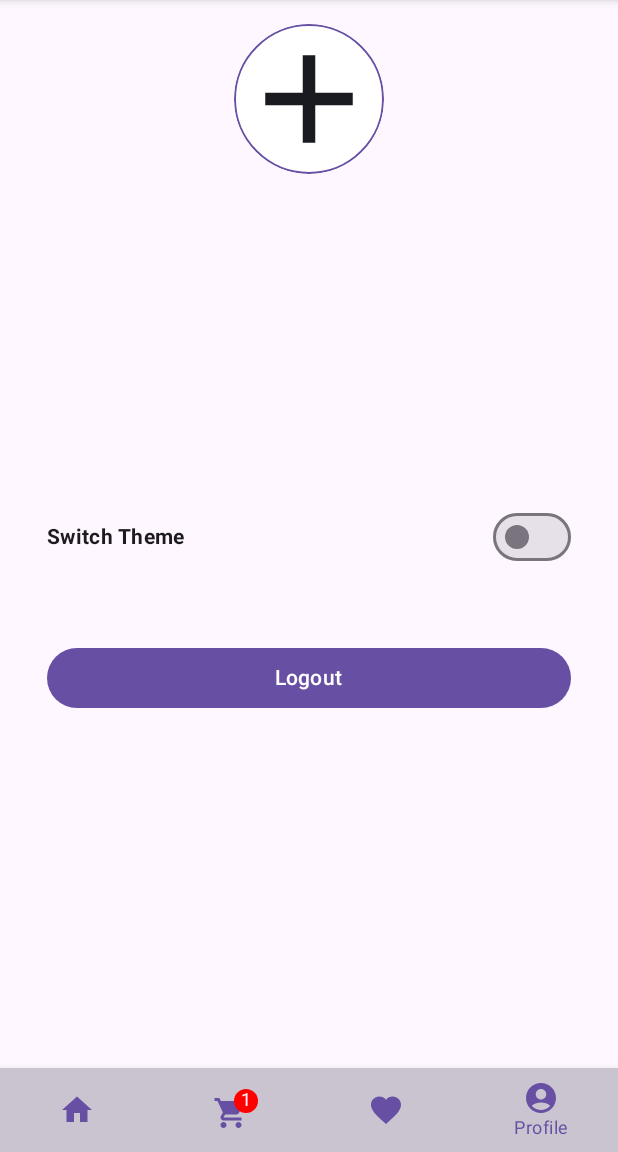
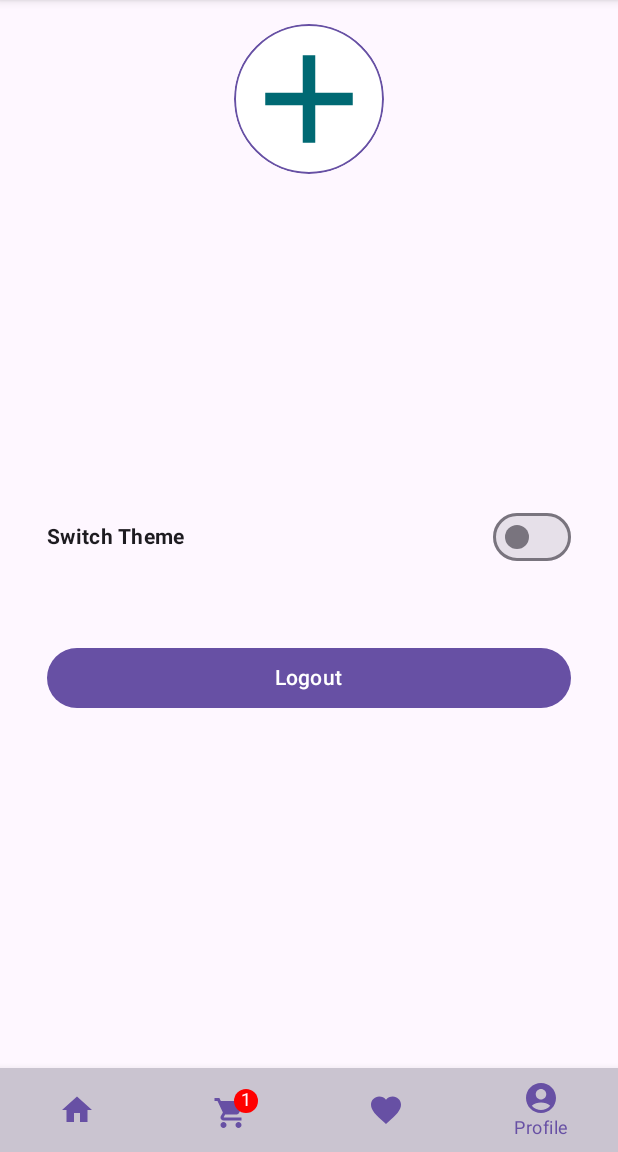
Before and after one commit to daviekimgithub/farmhub, an Android app built with Jetpack Compose: the ProfileRoute screen opened through its navigation route, on a phone screen of 412 x 824 dp, the part 84-1236 px from its top. Run offline under Robolectric (Android 15) with nearby library versions, the phone set to English and light mode, and no system bars; our stand-ins replace Dagger/Hilt's generated code, Firebase (no records; nobody signed in at launch, a user with empty details on screens opened directly), livedata-compose; libraries missing offline, so code that uses them is left out: com.mustafaunlu.ecommorce_develop, io.github.nefilim.kjwt; missing, so only their content is drawn: AppTheme; network calls fail; pictures from the network do not load.

Commit message:
icon color

```diff
--- a/app/src/main/res/drawable/ic_plus.xml
+++ b/app/src/main/res/drawable/ic_plus.xml
@@ -1,4 +1,4 @@
-<vector android:height="24dp" android:tint="?android:colorPrimary"
+<vector android:height="24dp" android:tint="@color/md_theme_light_primary"
     android:viewportHeight="24" android:viewportWidth="24"
     android:width="24dp" xmlns:android="http://schemas.android.com/apk/res/android">
     <path android:fillColor="@android:color/white" android:pathData="M19,13h-6v6h-2v-6H5v-2h6V5h2v6h6v2z"/>
```
